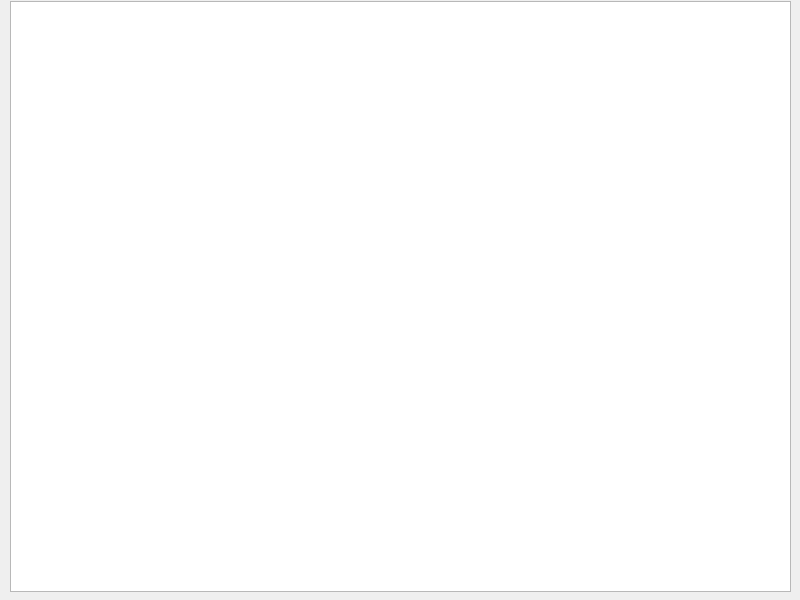
Before: the Qt Designer form test.ui in maxohm/portman, drawn with Qt 5.
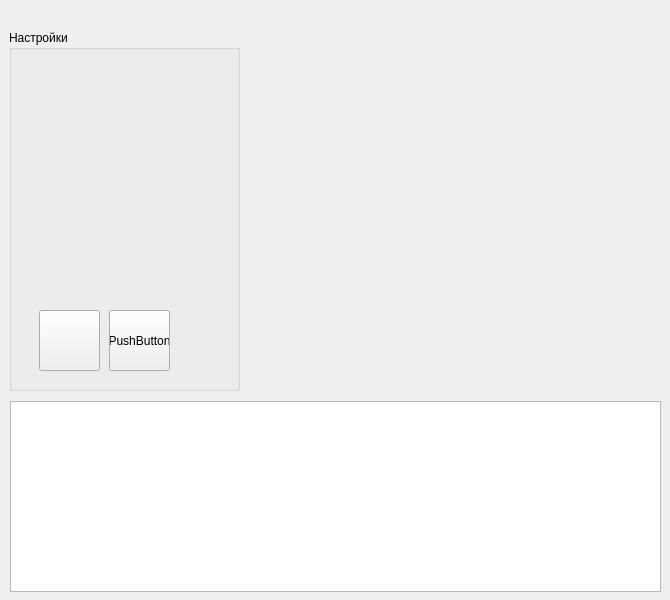
After: the same form once the commit is applied. Icons and pictures are not drawn.

What changed in the file:
```diff
--- a/test.ui
+++ b/test.ui
@@ -6,7 +6,7 @@
    <rect>
     <x>0</x>
     <y>0</y>
-    <width>800</width>
+    <width>670</width>
     <height>600</height>
    </rect>
   </property>
@@ -18,9 +18,9 @@
     <property name="geometry">
      <rect>
       <x>10</x>
-      <y>1</y>
-      <width>781</width>
-      <height>591</height>
+      <y>401</y>
+      <width>651</width>
+      <height>191</height>
      </rect>
     </property>
     <property name="sizePolicy">
@@ -63,6 +63,52 @@
      </property>
     </column>
    </widget>
+   <widget class="QGroupBox" name="groupBox">
+    <property name="geometry">
+     <rect>
+      <x>9</x>
+      <y>30</y>
+      <width>231</width>
+      <height>361</height>
+     </rect>
+    </property>
+    <property name="title">
+     <string>Настройки</string>
+    </property>
+    <property name="flat">
+     <bool>false</bool>
+    </property>
+    <widget class="QPushButton" name="pushButton">
+     <property name="geometry">
+      <rect>
+       <x>30</x>
+       <y>280</y>
+       <width>61</width>
+       <height>61</height>
+      </rect>
+     </property>
+     <property name="text">
+      <string/>
+     </property>
+     <property name="icon">
+      <iconset>
+       <normaloff>../../../../usr/share/icons/unity-icon-theme/search/16/search_field.png</normaloff>../../../../usr/share/icons/unity-icon-theme/search/16/search_field.png</iconset>
+     </property>
+    </widget>
+    <widget class="QPushButton" name="pushButton_2">
+     <property name="geometry">
+      <rect>
+       <x>100</x>
+       <y>280</y>
+       <width>61</width>
+       <height>61</height>
+      </rect>
+     </property>
+     <property name="text">
+      <string>PushButton</string>
+     </property>
+    </widget>
+   </widget>
   </widget>
  </widget>
  <resources/>
```
